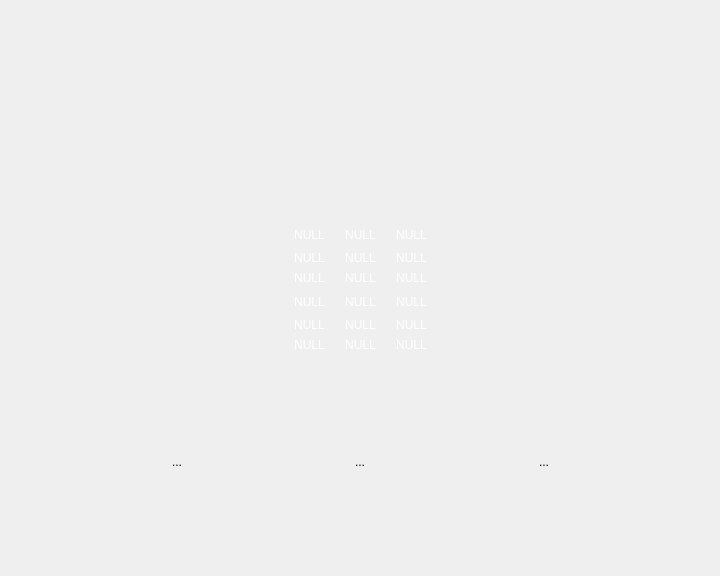
The window that videowindow.ui (chenhuan0/intel-client) describes before a commit, drawn with Qt 5.
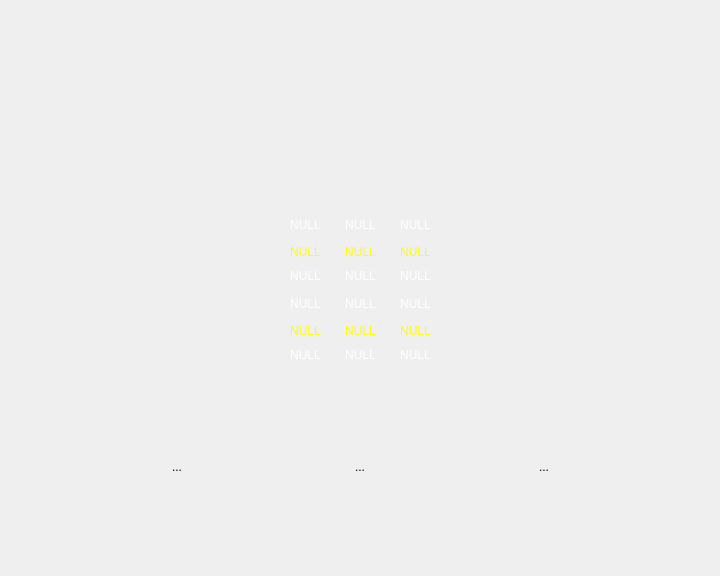
The same window after the commit. Icons and pictures are not drawn.

Commit message: 修改颜色

```diff
--- a/videowindow.ui
+++ b/videowindow.ui
@@ -35,8 +35,8 @@
        </property>
        <property name="sizeHint" stdset="0">
         <size>
-         <width>20</width>
-         <height>40</height>
+         <width>17</width>
+         <height>13</height>
         </size>
        </property>
       </spacer>
@@ -88,8 +88,8 @@
        </property>
        <property name="sizeHint" stdset="0">
         <size>
-         <width>20</width>
-         <height>40</height>
+         <width>17</width>
+         <height>13</height>
         </size>
        </property>
       </spacer>
@@ -111,6 +111,65 @@
        </item>
        <item>
         <layout class="QGridLayout" name="gridLayout">
+         <property name="spacing">
+          <number>10</number>
+         </property>
+         <item row="0" column="0">
+          <layout class="QVBoxLayout" name="verticalLayout_1">
+           <item>
+            <widget class="QToolButton" name="video_1">
+             <property name="styleSheet">
+              <string notr="true">color: rgb(255, 255, 255);</string>
+             </property>
+             <property name="text">
+              <string>NULL</string>
+             </property>
+             <property name="icon">
+              <iconset resource="resources.qrc">
+               <normaloff>:/images/nopreview.png</normaloff>:/images/nopreview.png</iconset>
+             </property>
+             <property name="iconSize">
+              <size>
+               <width>150</width>
+               <height>100</height>
+              </size>
+             </property>
+             <property name="toolButtonStyle">
+              <enum>Qt::ToolButtonTextUnderIcon</enum>
+             </property>
+             <property name="autoRaise">
+              <bool>true</bool>
+             </property>
+            </widget>
+           </item>
+           <item>
+            <widget class="QLabel" name="interest_1">
+             <property name="styleSheet">
+              <string notr="true">color: rgb(255, 255, 0);</string>
+             </property>
+             <property name="text">
+              <string>NULL</string>
+             </property>
+             <property name="alignment">
+              <set>Qt::AlignCenter</set>
+             </property>
+            </widget>
+           </item>
+           <item>
+            <widget class="QLabel" name="have_1">
+             <property name="styleSheet">
+              <string notr="true">color: rgb(255, 255, 255);</string>
+             </property>
+             <property name="text">
+              <string>NULL</string>
+             </property>
+             <property name="alignment">
+              <set>Qt::AlignCenter</set>
+             </property>
+            </widget>
+           </item>
+          </layout>
+         </item>
          <item row="0" column="1">
           <layout class="QVBoxLayout" name="verticalLayout_2">
            <item>
@@ -142,7 +201,7 @@
            <item>
             <widget class="QLabel" name="interest_2">
              <property name="styleSheet">
-              <string notr="true">color: rgb(255, 255, 255);</string>
+              <string notr="true">color: rgb(255, 255, 0);</string>
              </property>
              <property name="text">
               <string>NULL</string>
@@ -198,7 +257,7 @@
            <item>
             <widget class="QLabel" name="interest_3">
              <property name="styleSheet">
-              <string notr="true">color: rgb(255, 255, 255);</string>
+              <string notr="true">color: rgb(255, 255, 0);</string>
              </property>
              <property name="text">
               <string>NULL</string>
@@ -223,10 +282,10 @@
            </item>
           </layout>
          </item>
-         <item row="0" column="0">
-          <layout class="QVBoxLayout" name="verticalLayout">
+         <item row="1" column="2">
+          <layout class="QVBoxLayout" name="verticalLayout_6">
            <item>
-            <widget class="QToolButton" name="video_1">
+            <widget class="QToolButton" name="video_6">
              <property name="styleSheet">
               <string notr="true">color: rgb(255, 255, 255);</string>
              </property>
@@ -252,9 +311,9 @@
             </widget>
            </item>
            <item>
-            <widget class="QLabel" name="interest_1">
+            <widget class="QLabel" name="interest_6">
              <property name="styleSheet">
-              <string notr="true">color: rgb(255, 255, 255);</string>
+              <string notr="true">color: rgb(255, 255, 0);</string>
              </property>
              <property name="text">
               <string>NULL</string>
@@ -265,7 +324,7 @@
             </widget>
            </item>
            <item>
-            <widget class="QLabel" name="have_1">
+            <widget class="QLabel" name="have_6">
              <property name="styleSheet">
               <string notr="true">color: rgb(255, 255, 255);</string>
              </property>
@@ -310,7 +369,7 @@
            <item>
             <widget class="QLabel" name="interest_4">
              <property name="styleSheet">
-              <string notr="true">color: rgb(255, 255, 255);</string>
+              <string notr="true">color: rgb(255, 255, 0);</string>
              </property>
              <property name="text">
               <string>NULL</string>
@@ -366,7 +425,7 @@
            <item>
             <widget class="QLabel" name="interest_5">
              <property name="styleSheet">
-              <string notr="true">color: rgb(255, 255, 255);</string>
+              <string notr="true">color: rgb(255, 255, 0);</string>
              </property>
              <property name="text">
               <string>NULL</string>
@@ -391,62 +450,6 @@
            </item>
           </layout>
          </item>
-         <item row="1" column="2">
-          <layout class="QVBoxLayout" name="verticalLayout_6">
-           <item>
-            <widget class="QToolButton" name="video_6">
-             <property name="styleSheet">
-              <string notr="true">color: rgb(255, 255, 255);</string>
-             </property>
-             <property name="text">
-              <string>NULL</string>
-             </property>
-             <property name="icon">
-              <iconset resource="resources.qrc">
-               <normaloff>:/images/nopreview.png</normaloff>:/images/nopreview.png</iconset>
-             </property>
-             <property name="iconSize">
-              <size>
-               <width>150</width>
-               <height>100</height>
-              </size>
-             </property>
-             <property name="toolButtonStyle">
-              <enum>Qt::ToolButtonTextUnderIcon</enum>
-             </property>
-             <property name="autoRaise">
-              <bool>true</bool>
-             </property>
-            </widget>
-           </item>
-           <item>
-            <widget class="QLabel" name="interest_6">
-             <property name="styleSheet">
-              <string notr="true">color: rgb(255, 255, 255);</string>
-             </property>
-             <property name="text">
-              <string>NULL</string>
-             </property>
-             <property name="alignment">
-              <set>Qt::AlignCenter</set>
-             </property>
-            </widget>
-           </item>
-           <item>
-            <widget class="QLabel" name="have_6">
-             <property name="styleSheet">
-              <string notr="true">color: rgb(255, 255, 255);</string>
-             </property>
-             <property name="text">
-              <string>NULL</string>
-             </property>
-             <property name="alignment">
-              <set>Qt::AlignCenter</set>
-             </property>
-            </widget>
-           </item>
-          </layout>
-         </item>
         </layout>
        </item>
        <item>
@@ -471,8 +474,8 @@
        </property>
        <property name="sizeHint" stdset="0">
         <size>
-         <width>20</width>
-         <height>40</height>
+         <width>17</width>
+         <height>13</height>
         </size>
        </property>
       </spacer>
@@ -600,8 +603,8 @@
        </property>
        <property name="sizeHint" stdset="0">
         <size>
-         <width>20</width>
-         <height>40</height>
+         <width>17</width>
+         <height>13</height>
         </size>
        </property>
       </spacer>
```
The commit also changes 2 other files.
